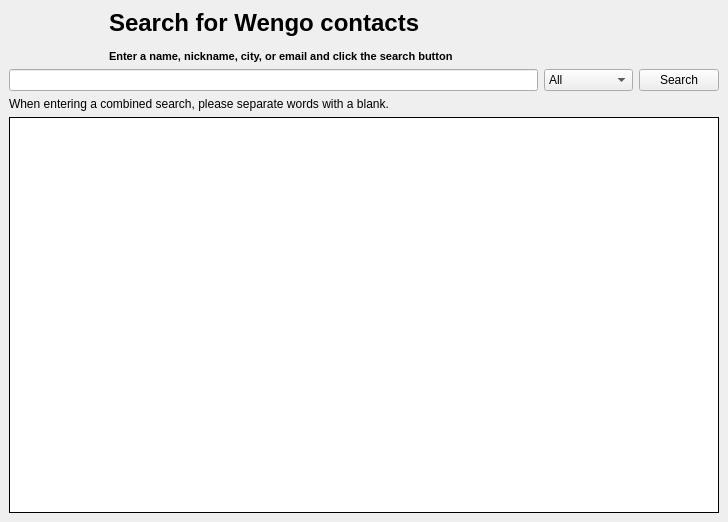
tkrotoff/WengoPhone, file wengophone/src/presentation/qt/webservices/directory/WsDirectory.ui: the form before one commit.
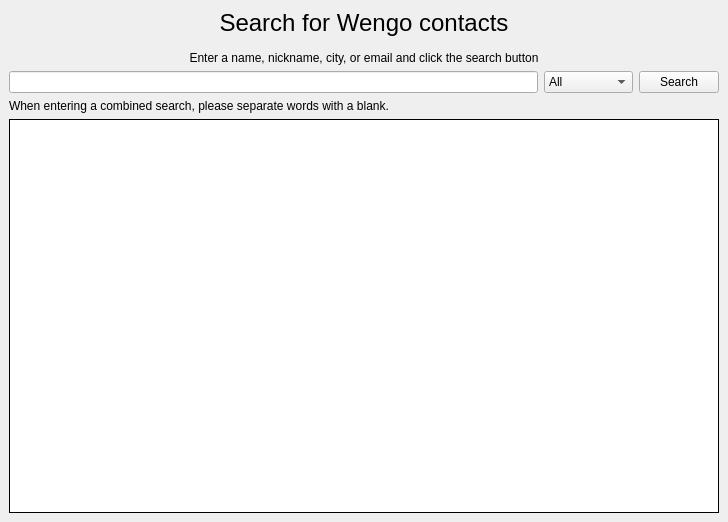
The form after the commit.

Commit message: UI fix for MacOS X

```diff
--- a/wengophone/src/presentation/qt/webservices/directory/WsDirectory.ui
+++ b/wengophone/src/presentation/qt/webservices/directory/WsDirectory.ui
@@ -333,20 +333,12 @@
        </disabled>
       </palette>
      </property>
-     <property name="font" >
-      <font>
-       <family>MS Shell Dlg</family>
-       <pointsize>8</pointsize>
-       <weight>75</weight>
-       <italic>false</italic>
-       <bold>true</bold>
-       <underline>false</underline>
-       <strikeout>false</strikeout>
-      </font>
-     </property>
      <property name="text" >
       <string>&lt;span style="font-size:18pt;">Search for Wengo contacts&lt;/span>&lt;br />&lt;br />&lt;span>Enter a name, nickname, city, or email and click the search button&lt;/span></string>
      </property>
+     <property name="alignment" >
+      <set>Qt::AlignCenter</set>
+     </property>
      <property name="indent" >
       <number>100</number>
      </property>
```
